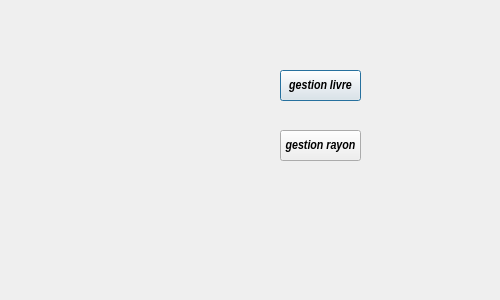
First picture: the form in samar/intermediaire.ui, repository myriamkhachlouf/LibroDevo, before the edit.
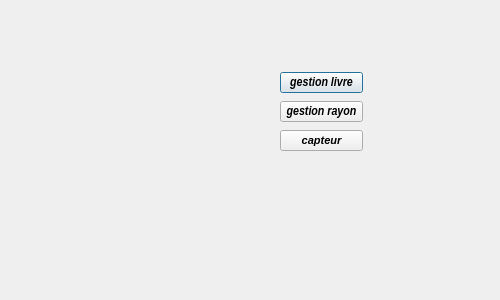
Second picture: the form after the edit.

```diff
--- a/samar/intermediaire.ui
+++ b/samar/intermediaire.ui
@@ -13,15 +13,18 @@
   <property name="windowTitle">
    <string>Dialog</string>
   </property>
-  <widget class="QPushButton" name="livre_pushbutton">
+  <widget class="QWidget" name="">
    <property name="geometry">
     <rect>
      <x>280</x>
      <y>70</y>
-     <width>81</width>
-     <height>31</height>
+     <width>83</width>
+     <height>85</height>
     </rect>
    </property>
+   <layout class="QVBoxLayout" name="verticalLayout">
+    <item>
+     <widget class="QPushButton" name="livre_pushbutton">
    <property name="font">
     <font>
      <family>Arial Narrow</family>
@@ -35,15 +38,9 @@
     <string>gestion livre</string>
    </property>
   </widget>
+    </item>
+    <item>
   <widget class="QPushButton" name="rayon_pushbutton">
-   <property name="geometry">
-    <rect>
-     <x>280</x>
-     <y>130</y>
-     <width>81</width>
-     <height>31</height>
-    </rect>
-   </property>
    <property name="font">
     <font>
      <family>Arial Narrow</family>
@@ -57,22 +54,34 @@
     <string>gestion rayon</string>
    </property>
   </widget>
-  <widget class="QLabel" name="label_pic">
-   <property name="geometry">
-    <rect>
-     <x>0</x>
-     <y>0</y>
-     <width>500</width>
-     <height>300</height>
-    </rect>
+    </item>
+    <item>
+     <widget class="QPushButton" name="capteur_pushButton">
+      <property name="enabled">
+       <bool>true</bool>
+      </property>
+      <property name="font">
+       <font>
+        <family>MS Shell Dlg 2</family>
+        <pointsize>8</pointsize>
+        <weight>75</weight>
+        <italic>true</italic>
+        <bold>true</bold>
+        <underline>false</underline>
+        <strikeout>false</strikeout>
+        <kerning>true</kerning>
+       </font>
+      </property>
+      <property name="styleSheet">
+       <string notr="true"/>
    </property>
    <property name="text">
-    <string/>
-   </property>
-  </widget>
-  <zorder>label_pic</zorder>
-  <zorder>livre_pushbutton</zorder>
-  <zorder>rayon_pushbutton</zorder>
+       <string>capteur</string>
+      </property>
+     </widget>
+    </item>
+   </layout>
+  </widget>
  </widget>
  <resources/>
  <connections/>
```
Lines whose indentation alone changed are shown as unchanged.
